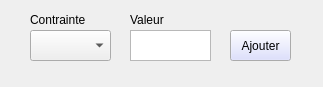
First picture: the form in Interfaces/constraintForm.ui, repository MohamedRebai41/Operations_Research_Project, before the edit.
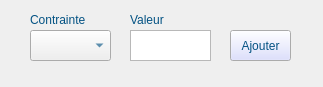
Second picture: the form after the edit.

What changed in the file:
```diff
--- a/Interfaces/constraintForm.ui
+++ b/Interfaces/constraintForm.ui
@@ -10,6 +10,87 @@
     <height>87</height>
    </rect>
   </property>
+  <property name="palette">
+   <palette>
+    <active>
+     <colorrole role="WindowText">
+      <brush brushstyle="SolidPattern">
+       <color alpha="255">
+        <red>3</red>
+        <green>82</green>
+        <blue>131</blue>
+       </color>
+      </brush>
+     </colorrole>
+     <colorrole role="Text">
+      <brush brushstyle="SolidPattern">
+       <color alpha="255">
+        <red>3</red>
+        <green>82</green>
+        <blue>131</blue>
+       </color>
+      </brush>
+     </colorrole>
+     <colorrole role="ButtonText">
+      <brush brushstyle="SolidPattern">
+       <color alpha="255">
+        <red>3</red>
+        <green>82</green>
+        <blue>131</blue>
+       </color>
+      </brush>
+     </colorrole>
+     <colorrole role="Highlight">
+      <brush brushstyle="SolidPattern">
+       <color alpha="255">
+        <red>3</red>
+        <green>82</green>
+        <blue>131</blue>
+       </color>
+      </brush>
+     </colorrole>
+    </active>
+    <inactive>
+     <colorrole role="WindowText">
+      <brush brushstyle="SolidPattern">
+       <color alpha="255">
+        <red>3</red>
+        <green>82</green>
+        <blue>131</blue>
+       </color>
+      </brush>
+     </colorrole>
+     <colorrole role="Text">
+      <brush brushstyle="SolidPattern">
+       <color alpha="255">
+        <red>3</red>
+        <green>82</green>
+        <blue>131</blue>
+       </color>
+      </brush>
+     </colorrole>
+     <colorrole role="ButtonText">
+      <brush brushstyle="SolidPattern">
+       <color alpha="255">
+        <red>3</red>
+        <green>82</green>
+        <blue>131</blue>
+       </color>
+      </brush>
+     </colorrole>
+     <colorrole role="Highlight">
+      <brush brushstyle="SolidPattern">
+       <color alpha="255">
+        <red>3</red>
+        <green>82</green>
+        <blue>131</blue>
+       </color>
+      </brush>
+     </colorrole>
+    </inactive>
+    <disabled/>
+   </palette>
+  </property>
   <property name="windowTitle">
    <string>Form</string>
   </property>
```
